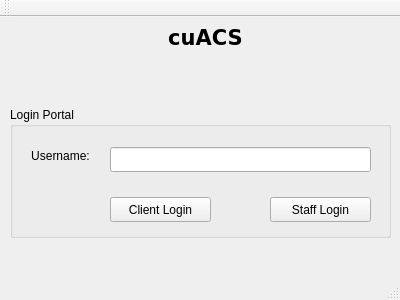
Old version of the form mainwindow.ui in the repository justinward3/COMP3004Project.
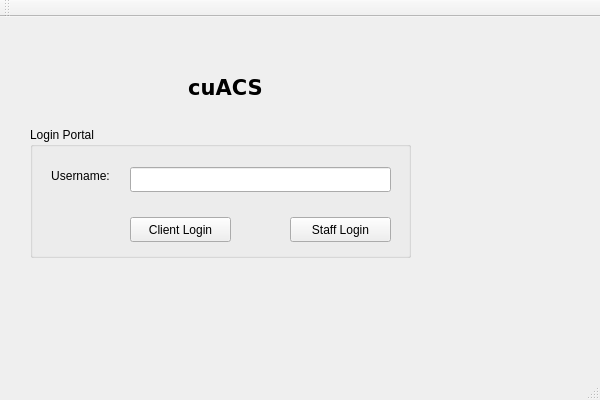
New version of the form. Icons and pictures are not drawn.

Diff of the .ui file:
```diff
--- a/mainwindow.ui
+++ b/mainwindow.ui
@@ -6,8 +6,8 @@
    <rect>
     <x>0</x>
     <y>0</y>
-    <width>400</width>
-    <height>300</height>
+    <width>600</width>
+    <height>400</height>
    </rect>
   </property>
   <property name="windowTitle">
@@ -17,8 +17,8 @@
    <widget class="QPushButton" name="staffButton">
     <property name="geometry">
      <rect>
-      <x>270</x>
-      <y>180</y>
+      <x>290</x>
+      <y>200</y>
       <width>101</width>
       <height>25</height>
      </rect>
@@ -30,8 +30,8 @@
    <widget class="QPushButton" name="clientButton">
     <property name="geometry">
      <rect>
-      <x>110</x>
-      <y>180</y>
+      <x>130</x>
+      <y>200</y>
       <width>101</width>
       <height>25</height>
      </rect>
@@ -43,8 +43,8 @@
    <widget class="QLineEdit" name="username">
     <property name="geometry">
      <rect>
-      <x>110</x>
-      <y>130</y>
+      <x>130</x>
+      <y>150</y>
       <width>261</width>
       <height>25</height>
      </rect>
@@ -53,8 +53,8 @@
    <widget class="QLabel" name="userLabel">
     <property name="geometry">
      <rect>
-      <x>20</x>
-      <y>130</y>
+      <x>40</x>
+      <y>150</y>
       <width>81</width>
       <height>17</height>
      </rect>
@@ -69,8 +69,8 @@
    <widget class="QLabel" name="label">
     <property name="geometry">
      <rect>
-      <x>150</x>
-      <y>10</y>
+      <x>170</x>
+      <y>60</y>
       <width>111</width>
       <height>21</height>
      </rect>
@@ -93,8 +93,8 @@
    <widget class="QGroupBox" name="groupBox">
     <property name="geometry">
      <rect>
-      <x>10</x>
-      <y>90</y>
+      <x>30</x>
+      <y>110</y>
       <width>381</width>
       <height>131</height>
      </rect>
@@ -103,6 +103,25 @@
      <string>Login Portal</string>
     </property>
    </widget>
+   <widget class="QLabel" name="label_2">
+    <property name="geometry">
+     <rect>
+      <x>460</x>
+      <y>10</y>
+      <width>101</width>
+      <height>121</height>
+     </rect>
+    </property>
+    <property name="text">
+     <string/>
+    </property>
+    <property name="pixmap">
+     <pixmap>logo.png</pixmap>
+    </property>
+    <property name="scaledContents">
+     <bool>true</bool>
+    </property>
+   </widget>
    <zorder>groupBox</zorder>
    <zorder>staffButton</zorder>
    <zorder>clientButton</zorder>
```
Left out of the diff: 5 changed lines with no effect on the pictures.
